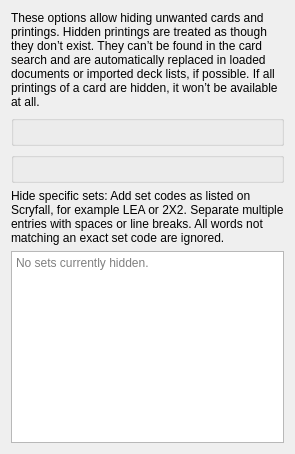
Before: the Qt Designer form mtg_proxy_printer/resources/ui/settings_window/hide_printings_page.ui in luziferius/MTGProxyPrinter, drawn with Qt 5.
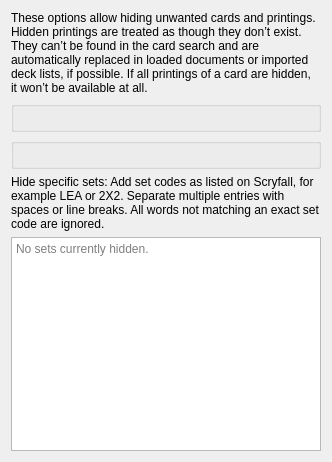
After: the same form once the commit is applied. Custom widgets are drawn as their Qt base class.

Commit message:
Reworded some UI text regarding print guessing, which is replaced with "print selection". Add a few input method hint flags to text fields, where appropriate.
FossilOrigin-Name: a59215f0b1d61cc77c109a2667bf8589863510544ab82a50cc3c13b46d83a7cd

What changed in the file:
```diff
--- a/mtg_proxy_printer/resources/ui/settings_window/hide_printings_page.ui
+++ b/mtg_proxy_printer/resources/ui/settings_window/hide_printings_page.ui
@@ -2,6 +2,14 @@
 <ui version="4.0">
  <class>HidePrintingsPage</class>
  <widget class="QWidget" name="HidePrintingsPage">
+  <property name="geometry">
+   <rect>
+    <x>0</x>
+    <y>0</y>
+    <width>332</width>
+    <height>462</height>
+   </rect>
+  </property>
   <layout class="QVBoxLayout" name="verticalLayout">
    <item>
     <widget class="QLabel" name="card_filter_settings_header_label">
```
Left out of the diff: 3 changed lines with no effect on the pictures. The commit also changes 7 other files.
